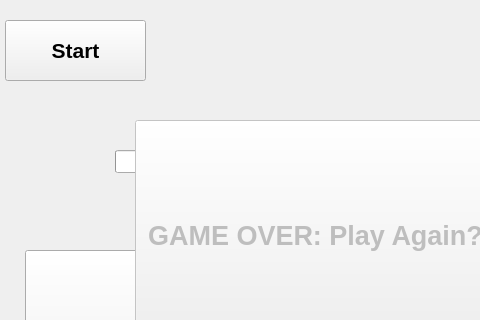
First picture: the form in A6SimonQt/mainwindow.ui, repository University-of-Utah-CS3505/a6-simon-f24-3gretski, before the edit; both pictures show x 85 to 565 and y 0 to 320 of the 791 by 533 pixel window.
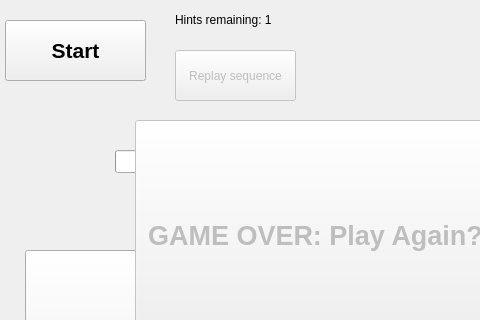
Second picture: the form after the edit.

Commit message: started feature replay sequence - disabled/enabled

Diff of the .ui file:
```diff
--- a/A6SimonQt/mainwindow.ui
+++ b/A6SimonQt/mainwindow.ui
@@ -94,6 +94,35 @@
      <string>GAME OVER: Play Again?</string>
     </property>
    </widget>
+   <widget class="QPushButton" name="replayButton">
+    <property name="enabled">
+     <bool>false</bool>
+    </property>
+    <property name="geometry">
+     <rect>
+      <x>260</x>
+      <y>50</y>
+      <width>121</width>
+      <height>51</height>
+     </rect>
+    </property>
+    <property name="text">
+     <string>Replay sequence</string>
+    </property>
+   </widget>
+   <widget class="QLabel" name="replayLabel">
+    <property name="geometry">
+     <rect>
+      <x>260</x>
+      <y>10</y>
+      <width>131</width>
+      <height>20</height>
+     </rect>
+    </property>
+    <property name="text">
+     <string>Hints remaining: 1</string>
+    </property>
+   </widget>
   </widget>
   <widget class="QMenuBar" name="menubar">
    <property name="geometry">
```
Left out of the diff: 2 changed lines with no effect on the pictures. The commit also changes 3 other files.
